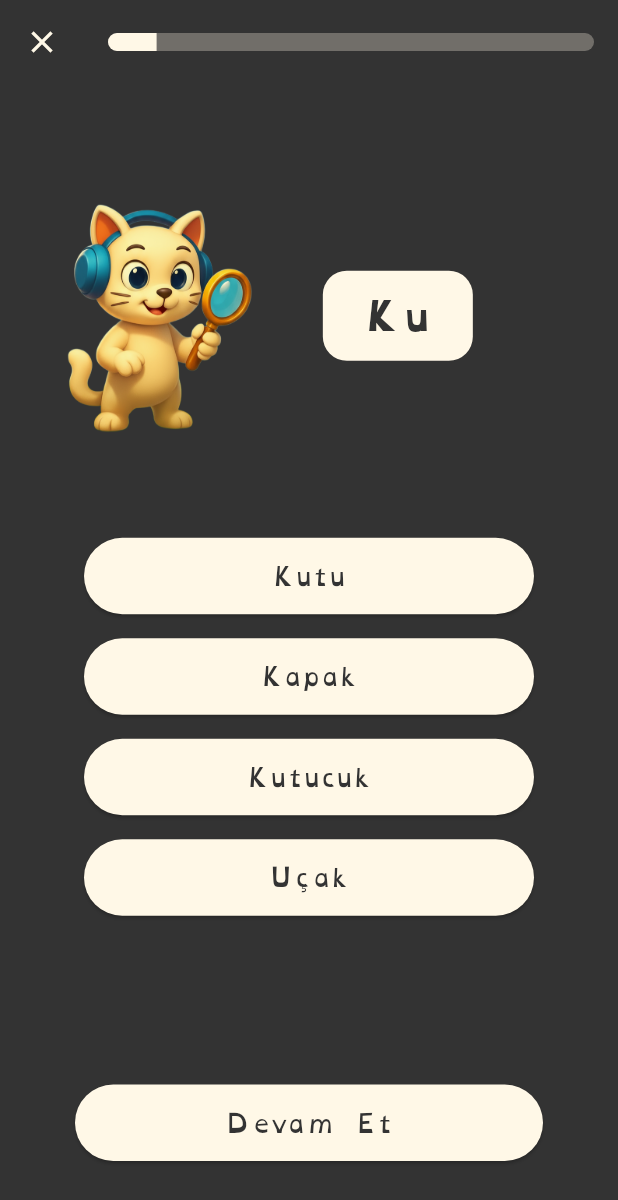
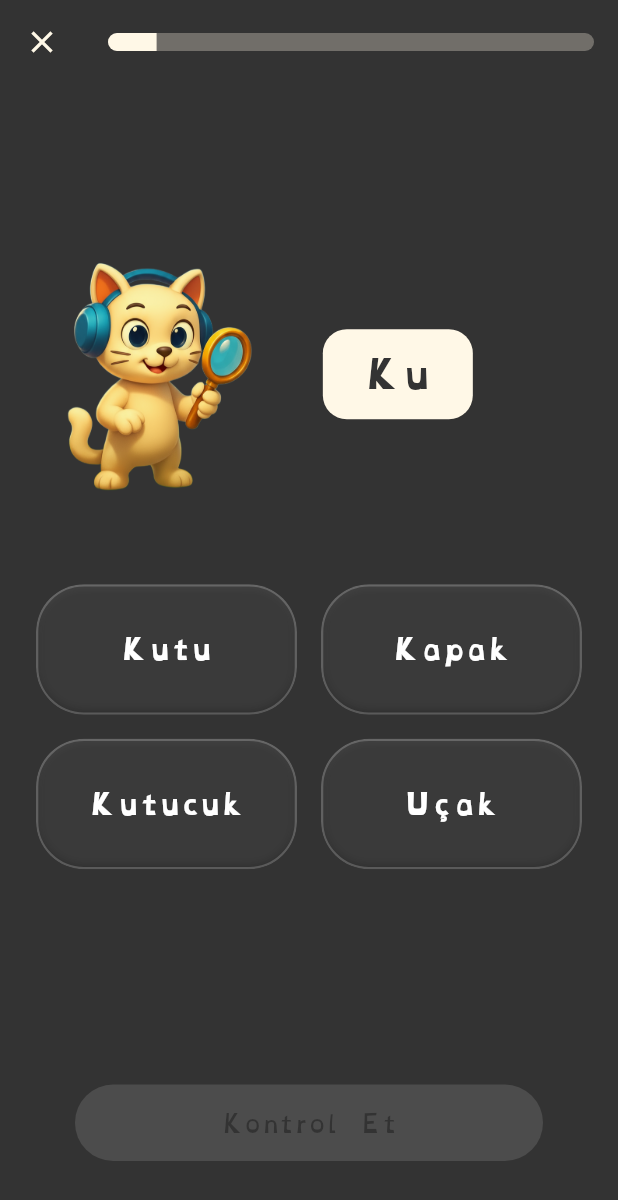
Before and after one commit to yakupkahraman/heylex, a Flutter app: the SoundHunter screen opened directly, on a phone screen of 412 x 824 dp. Shown: the top 1200 px of the screen. Run offline on Flutter 3.47's test engine with Material 3 defaults, Android fonts, the phone set to English and light mode, and no system bars; our stand-ins replace audioplayers, go_router, shared_preferences, supabase_flutter; accounts and stored records are empty.

Commit message:
sound_hunter game v1

```diff
--- a/lib/features/games/pages/sound_hunter.dart
+++ b/lib/features/games/pages/sound_hunter.dart
@@ -2,6 +2,7 @@ import 'package:audioplayers/audioplayers.dart';
 import 'package:flutter/material.dart';
 import 'package:heylex/core/theme/theme_constants.dart';
 import 'package:heylex/features/auth/components/auth_button.dart';
+import 'package:heylex/core/components/glass_effect_container.dart';
 
 class SoundHunter extends StatefulWidget {
   const SoundHunter({super.key});
@@ -17,6 +18,9 @@ class _SoundHunterState extends State<SoundHunter> {
   String question = "Ku";
   List<String> options = ["Kutu", "Kapak", "Kutucuk", "Uçak"];
 
+  List<int> _selectedIndices = [];
+  bool _hasChecked = false;
+
   final player = AudioPlayer();
 
   Future<void> goodAnswerPlaySound() async {
@@ -27,11 +31,60 @@ class _SoundHunterState extends State<SoundHunter> {
     await player.play(AssetSource('sounds/bad_answer.wav'));
   }
 
+  void _toggleSelection(int index) {
+    if (_hasChecked) return; // Kontrol edildikten sonra seçim yapılamaz
+
+    setState(() {
+      if (_selectedIndices.contains(index)) {
+        _selectedIndices.remove(index);
+      } else {
+        _selectedIndices.add(index);
+      }
+    });
+  }
+
+  void _checkAnswers() {
+    if (_selectedIndices.isEmpty) return;
+
+    setState(() {
+      _hasChecked = true;
+    });
+
+    // Seçilen cevaplardan herhangi biri yanlış mı kontrol et
+    bool hasWrongAnswer = _selectedIndices.any((index) {
+      return !options[index].contains(question);
+    });
+
+    if (hasWrongAnswer) {
+      badAnswerPlaySound();
+    } else {
+      goodAnswerPlaySound();
+    }
+  }
+
+  bool _isAnswerCorrect(int index) {
+    return options[index].contains(question);
+  }
+
+  Color? _getBorderColor(int index) {
+    final isSelected = _selectedIndices.contains(index);
+
+    if (!isSelected) return null;
+
+    if (!_hasChecked) {
+      return ThemeConstants.creamColor;
+    }
+
+    // Kontrol edildikten sonra
+    return _isAnswerCorrect(index) ? Colors.green : Colors.red;
+  }
+
   void _nextStep() {
-    goodAnswerPlaySound();
     if (_currentStep < _totalSteps) {
       setState(() {
         _currentStep++;
+        _selectedIndices = [];
+        _hasChecked = false;
       });
     } else {
       // Son adıma gelindi, oyun bitti
@@ -76,25 +129,46 @@ class _SoundHunterState extends State<SoundHunter> {
             ],
           ),
           SizedBox(height: 40),
-          SizedBox(
-            width: 300,
-            child: Column(
-              children: options.map((option) {
-                return Padding(
-                  padding: const EdgeInsets.symmetric(vertical: 8.0),
-                  child: AuthButton(
-                    label: option,
-                    onPressed: () {
-                      // Cevap kontrolü burada yapılacak
-                      if (option.startsWith(question)) {
-                        _nextStep();
-                      } else {
-                        badAnswerPlaySound();
-                      }
-                    },
+          Padding(
+            padding: const EdgeInsets.symmetric(horizontal: 24.0),
+            child: GridView.builder(
+              shrinkWrap: true,
+              physics: NeverScrollableScrollPhysics(),
+              gridDelegate: SliverGridDelegateWithFixedCrossAxisCount(
+                crossAxisCount: 2,
+                crossAxisSpacing: 16,
+                mainAxisSpacing: 16,
+                childAspectRatio: 2,
+              ),
+              itemCount: options.length,
+              itemBuilder: (context, index) {
+                final borderColor = _getBorderColor(index);
+
+                return GestureDetector(
+                  onTap: () => _toggleSelection(index),
+                  child: Container(
+                    decoration: BoxDecoration(
+                      borderRadius: BorderRadius.circular(32),
+                      border: borderColor != null
+                          ? Border.all(color: borderColor, width: 3)
+                          : null,
+                    ),
+                    child: GlassEffectContainer(
+                      child: Center(
+                        child: Text(
+                          options[index],
+                          style: TextStyle(
+                            fontFamily: "OpenDyslexic",
+                            fontSize: 18,
+                            fontWeight: FontWeight.bold,
+                            color: Colors.white,
+                          ),
+                        ),
+                      ),
+                    ),
                   ),
                 );
-              }).toList(),
+              },
             ),
           ),
         ],
@@ -137,8 +211,12 @@ class _SoundHunterState extends State<SoundHunter> {
               children: [
                 Expanded(
                   child: AuthButton(
-                    label: _currentStep == _totalSteps ? "Bitir" : "Devam Et",
-                    onPressed: _nextStep,
+                    label: !_hasChecked
+                        ? "Kontrol Et"
+                        : (_currentStep == _totalSteps ? "Bitir" : "Devam Et"),
+                    onPressed: !_hasChecked
+                        ? (_selectedIndices.isNotEmpty ? _checkAnswers : null)
+                        : _nextStep,
                   ),
                 ),
               ],
```
